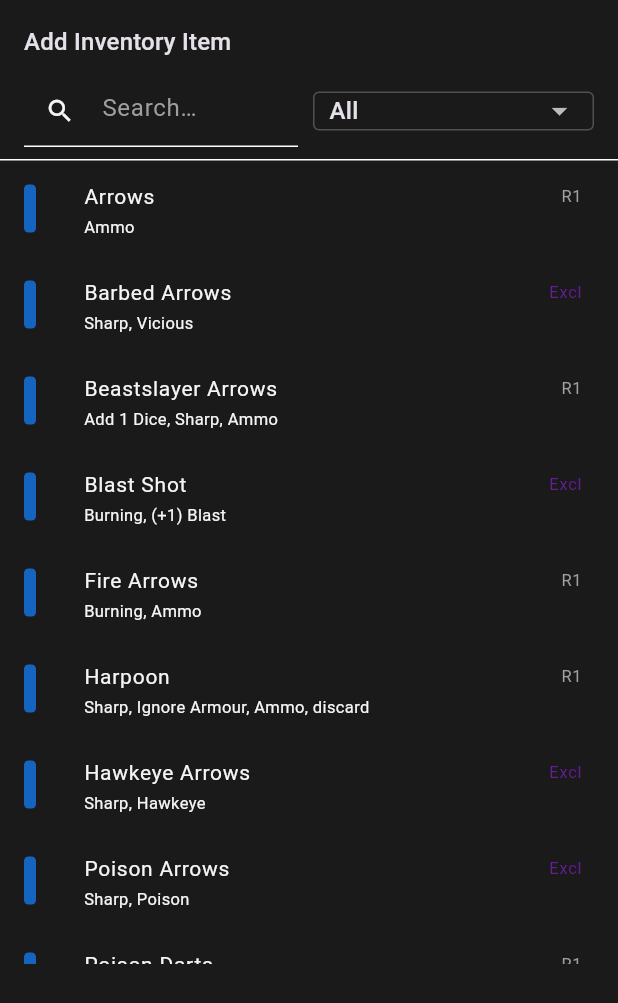
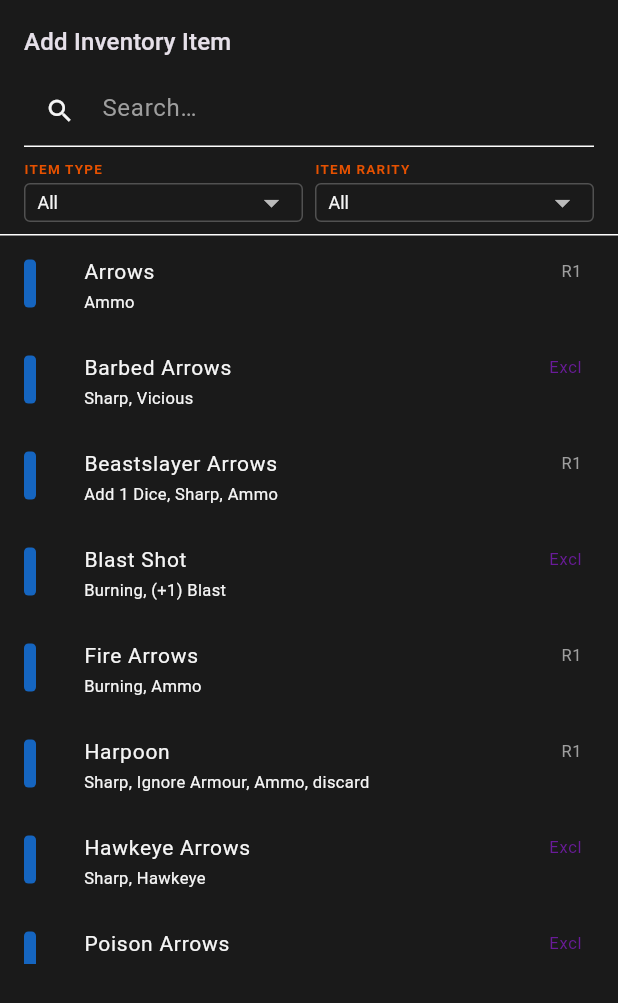
Before and after one commit to mtuxworth/maladum-party-tracker, a Flutter app: the _AddItemSheet widget shown alone on an empty page, opened directly with empty values, on a phone screen of 412 x 824 dp. Shown: the top 1003 px of the screen. Run offline on Flutter 3.47's test engine with Material 3 defaults, Android fonts, the phone set to English and light mode, and no system bars; our stand-ins replace flutter_riverpod, hive_flutter; missing offline and left inert: dart:html; accounts and stored records are empty.

Commit message:
Add Item Rarity filter and labelled filter columns to catalog views
- Search field on its own row; filter dropdowns on a row below it
- Each dropdown has a small amber heading (ITEM TYPE / ITEM RARITY)
- Dropdown text reduced to 12px (down from default 14px)
- New Item Rarity filter: Common / Uncommon / Rare / Exclusive
- Both filters are independent — Item Type + Item Rarity can both be
  active at the same time
- Applied to both the Add Item sheet and the Market Buy tab

Co-Authored-By: Claude Sonnet 4.6 <noreply@anthropic.com>

```diff
--- a/lib/views/add_item_sheet.dart
+++ b/lib/views/add_item_sheet.dart
@@ -31,6 +31,7 @@ class _AddItemSheetState extends State<_AddItemSheet> {
   final _searchController = TextEditingController();
   String _search = '';
   String? _selectedCategory;
+  Rarity? _selectedRarity;
   bool _showCustomForm = false;
 
   @override
@@ -43,6 +44,9 @@ class _AddItemSheetState extends State<_AddItemSheet> {
     final q = _search.toLowerCase();
     final items = kEquipmentCatalog.where((item) {
       if (_selectedCategory != null && item.category != _selectedCategory) {
+        return false;
+      }
+      if (_selectedRarity != null && item.rarity != _selectedRarity) {
         return false;
       }
       if (q.isNotEmpty &&
@@ -79,6 +83,7 @@ class _AddItemSheetState extends State<_AddItemSheet> {
                 searchController: _searchController,
                 search: _search,
                 selectedCategory: _selectedCategory,
+                selectedRarity: _selectedRarity,
                 filtered: _filtered,
                 onSearchChanged: (v) => setState(() => _search = v),
                 onSearchCleared: () {
@@ -87,6 +92,8 @@ class _AddItemSheetState extends State<_AddItemSheet> {
                 },
                 onCategoryChanged: (cat) =>
                     setState(() => _selectedCategory = cat),
+                onRarityChanged: (r) =>
+                    setState(() => _selectedRarity = r),
                 onShowCustom: () =>
                     setState(() => _showCustomForm = true),
               ),
@@ -102,10 +109,12 @@ class _CatalogView extends StatelessWidget {
   final TextEditingController searchController;
   final String search;
   final String? selectedCategory;
+  final Rarity? selectedRarity;
   final List<CatalogItem> filtered;
   final ValueChanged<String> onSearchChanged;
   final VoidCallback onSearchCleared;
   final ValueChanged<String?> onCategoryChanged;
+  final ValueChanged<Rarity?> onRarityChanged;
   final VoidCallback onShowCustom;
 
   const _CatalogView({
@@ -113,10 +122,12 @@ class _CatalogView extends StatelessWidget {
     required this.searchController,
     required this.search,
     required this.selectedCategory,
+    required this.selectedRarity,
     required this.filtered,
     required this.onSearchChanged,
     required this.onSearchCleared,
     required this.onCategoryChanged,
+    required this.onRarityChanged,
     required this.onShowCustom,
   });
 
@@ -132,11 +143,9 @@ class _CatalogView extends StatelessWidget {
             style: Theme.of(context).textTheme.titleMedium,
           ),
         ),
+        // Search
         Padding(
           padding: const EdgeInsets.symmetric(horizontal: 16),
-          child: Row(
-            children: [
-              Expanded(
           child: TextField(
             controller: searchController,
             decoration: InputDecoration(
@@ -149,16 +158,35 @@ class _CatalogView extends StatelessWidget {
                     )
                   : null,
               isDense: true,
-                    contentPadding:
-                        const EdgeInsets.symmetric(vertical: 10),
+              contentPadding: const EdgeInsets.symmetric(vertical: 10),
             ),
             onChanged: onSearchChanged,
           ),
         ),
-              const SizedBox(width: 10),
-              _CategoryDropdown(
+        const SizedBox(height: 8),
+        // Filters
+        Padding(
+          padding: const EdgeInsets.symmetric(horizontal: 16),
+          child: Row(
+            children: [
+              Expanded(
+                child: _FilterColumn(
+                  label: 'Item Type',
+                  child: _CategoryDropdown(
                     value: selectedCategory,
                     onChanged: onCategoryChanged,
+                  ),
+                ),
+              ),
+              const SizedBox(width: 8),
+              Expanded(
+                child: _FilterColumn(
+                  label: 'Item Rarity',
+                  child: _RarityDropdown(
+                    value: selectedRarity,
+                    onChanged: onRarityChanged,
+                  ),
+                ),
               ),
             ],
           ),
@@ -585,7 +613,34 @@ String _generateId() {
       .join();
 }
 
-// ─── Category dropdown ────────────────────────────────────────────────────────
+// ─── Filter widgets ───────────────────────────────────────────────────────────
+
+// Wraps a dropdown with a small heading label above it.
+class _FilterColumn extends StatelessWidget {
+  final String label;
+  final Widget child;
+  const _FilterColumn({required this.label, required this.child});
+
+  @override
+  Widget build(BuildContext context) {
+    return Column(
+      crossAxisAlignment: CrossAxisAlignment.start,
+      children: [
+        Text(
+          label.toUpperCase(),
+          style: const TextStyle(
+            fontSize: 9,
+            fontWeight: FontWeight.bold,
+            color: Color(0xFFE65100),
+            letterSpacing: 0.8,
+          ),
+        ),
+        const SizedBox(height: 3),
+        child,
+      ],
+    );
+  }
+}
 
 class _CategoryDropdown extends StatelessWidget {
   final String? value;
@@ -596,7 +651,7 @@ class _CategoryDropdown extends StatelessWidget {
   @override
   Widget build(BuildContext context) {
     return Container(
-      padding: const EdgeInsets.symmetric(horizontal: 10),
+      padding: const EdgeInsets.symmetric(horizontal: 8),
       decoration: BoxDecoration(
         border: Border.all(color: Colors.white24),
         borderRadius: BorderRadius.circular(4),
@@ -604,10 +659,13 @@ class _CategoryDropdown extends StatelessWidget {
       child: DropdownButton<String?>(
         value: value,
         isDense: true,
+        isExpanded: true,
         underline: const SizedBox(),
-        hint: const Text('Category', style: TextStyle(fontSize: 14)),
+        hint: const Text('All', style: TextStyle(fontSize: 12)),
+        style: const TextStyle(fontSize: 12, color: Color(0xFFF5F5F5)),
         items: [
-          const DropdownMenuItem(value: null, child: Text('All')),
+          const DropdownMenuItem(
+              value: null, child: Text('All')),
           ...kEquipmentCategories.map(
             (cat) => DropdownMenuItem(value: cat, child: Text(cat)),
           ),
@@ -617,3 +675,46 @@ class _CategoryDropdown extends StatelessWidget {
     );
   }
 }
+
+class _RarityDropdown extends StatelessWidget {
+  final Rarity? value;
+  final ValueChanged<Rarity?> onChanged;
+
+  const _RarityDropdown({required this.value, required this.onChanged});
+
+  static const _labels = {
+    Rarity.common: 'Common',
+    Rarity.uncommon: 'Uncommon',
+    Rarity.rare: 'Rare',
+    Rarity.exclusive: 'Exclusive',
+  };
+
+  @override
+  Widget build(BuildContext context) {
+    return Container(
+      padding: const EdgeInsets.symmetric(horizontal: 8),
+      decoration: BoxDecoration(
+        border: Border.all(color: Colors.white24),
+        borderRadius: BorderRadius.circular(4),
+      ),
+      child: DropdownButton<Rarity?>(
+        value: value,
+        isDense: true,
+        isExpanded: true,
+        underline: const SizedBox(),
+        hint: const Text('All', style: TextStyle(fontSize: 12)),
+        style: const TextStyle(fontSize: 12, color: Color(0xFFF5F5F5)),
+        items: [
+          const DropdownMenuItem(value: null, child: Text('All')),
+          ...Rarity.values.map(
+            (r) => DropdownMenuItem(
+              value: r,
+              child: Text(_labels[r]!),
+            ),
+          ),
+        ],
+        onChanged: onChanged,
+      ),
+    );
+  }
+}
--- a/lib/views/market_view.dart
+++ b/lib/views/market_view.dart
@@ -1,6 +1,7 @@
 import 'package:flutter/material.dart';
 import 'package:flutter_riverpod/flutter_riverpod.dart';
 
+import '../models/enums.dart';
 import '../models/equipment_data.dart';
 import '../models/equipment_item.dart';
 import '../models/party_state.dart';
@@ -114,6 +115,7 @@ class _MarketDialogState extends ConsumerState<_MarketDialog>
   final _searchController = TextEditingController();
   String _search = '';
   String? _selectedCategory;
+  Rarity? _selectedRarity;
 
   @override
   void initState() {
@@ -132,6 +134,9 @@ class _MarketDialogState extends ConsumerState<_MarketDialog>
     final q = _search.toLowerCase();
     return kEquipmentCatalog.where((item) {
       if (_selectedCategory != null && item.category != _selectedCategory) {
+        return false;
+      }
+      if (_selectedRarity != null && item.rarity != _selectedRarity) {
         return false;
       }
       if (q.isNotEmpty &&
@@ -202,6 +207,7 @@ class _MarketDialogState extends ConsumerState<_MarketDialog>
                     searchController: _searchController,
                     search: _search,
                     selectedCategory: _selectedCategory,
+                    selectedRarity: _selectedRarity,
                     filtered: _filtered,
                     onSearchChanged: (v) => setState(() => _search = v),
                     onSearchCleared: () {
@@ -210,6 +216,8 @@ class _MarketDialogState extends ConsumerState<_MarketDialog>
                     },
                     onCategoryChanged: (cat) =>
                         setState(() => _selectedCategory = cat),
+                    onRarityChanged: (r) =>
+                        setState(() => _selectedRarity = r),
                     onBuyTap: _handleBuyTap,
                   ),
                   _SellTab(
@@ -394,10 +402,12 @@ class _BuyTab extends StatelessWidget {
   final TextEditingController searchController;
   final String search;
   final String? selectedCategory;
+  final Rarity? selectedRarity;
   final List<CatalogItem> filtered;
   final ValueChanged<String> onSearchChanged;
   final VoidCallback onSearchCleared;
   final ValueChanged<String?> onCategoryChanged;
+  final ValueChanged<Rarity?> onRarityChanged;
   final ValueChanged<CatalogItem> onBuyTap;
 
   const _BuyTab({
@@ -405,10 +415,12 @@ class _BuyTab extends StatelessWidget {
     required this.searchController,
     required this.search,
     required this.selectedCategory,
+    required this.selectedRarity,
     required this.filtered,
     required this.onSearchChanged,
     required this.onSearchCleared,
     required this.onCategoryChanged,
+    required this.onRarityChanged,
     required this.onBuyTap,
   });
 
@@ -418,10 +430,7 @@ class _BuyTab extends StatelessWidget {
       crossAxisAlignment: CrossAxisAlignment.stretch,
       children: [
         Padding(
-          padding: const EdgeInsets.fromLTRB(16, 10, 16, 8),
-          child: Row(
-            children: [
-              Expanded(
+          padding: const EdgeInsets.fromLTRB(16, 10, 16, 6),
           child: TextField(
             controller: searchController,
             decoration: InputDecoration(
@@ -434,16 +443,33 @@ class _BuyTab extends StatelessWidget {
                     )
                   : null,
               isDense: true,
-                    contentPadding:
-                        const EdgeInsets.symmetric(vertical: 10),
+              contentPadding: const EdgeInsets.symmetric(vertical: 10),
             ),
             onChanged: onSearchChanged,
           ),
         ),
-              const SizedBox(width: 10),
-              _CategoryDropdown(
+        Padding(
+          padding: const EdgeInsets.fromLTRB(16, 0, 16, 8),
+          child: Row(
+            children: [
+              Expanded(
+                child: _FilterColumn(
+                  label: 'Item Type',
+                  child: _CategoryDropdown(
                     value: selectedCategory,
                     onChanged: onCategoryChanged,
+                  ),
+                ),
+              ),
+              const SizedBox(width: 8),
+              Expanded(
+                child: _FilterColumn(
+                  label: 'Item Rarity',
+                  child: _RarityDropdown(
+                    value: selectedRarity,
+                    onChanged: onRarityChanged,
+                  ),
+                ),
               ),
             ],
           ),
@@ -763,6 +789,32 @@ class _SellEntryTile extends StatelessWidget {
 
 // ── Shared sub-widgets ────────────────────────────────────────────────────────
 
+class _FilterColumn extends StatelessWidget {
+  final String label;
+  final Widget child;
+  const _FilterColumn({required this.label, required this.child});
+
+  @override
+  Widget build(BuildContext context) {
+    return Column(
+      crossAxisAlignment: CrossAxisAlignment.start,
+      children: [
+        Text(
+          label.toUpperCase(),
+          style: const TextStyle(
+            fontSize: 9,
+            fontWeight: FontWeight.bold,
+            color: Color(0xFFE65100),
+            letterSpacing: 0.8,
+          ),
+        ),
+        const SizedBox(height: 3),
+        child,
+      ],
+    );
+  }
+}
+
 class _CategoryDropdown extends StatelessWidget {
   final String? value;
   final ValueChanged<String?> onChanged;
@@ -772,7 +824,7 @@ class _CategoryDropdown extends StatelessWidget {
   @override
   Widget build(BuildContext context) {
     return Container(
-      padding: const EdgeInsets.symmetric(horizontal: 10),
+      padding: const EdgeInsets.symmetric(horizontal: 8),
       decoration: BoxDecoration(
         border: Border.all(color: Colors.white24),
         borderRadius: BorderRadius.circular(4),
@@ -780,12 +832,54 @@ class _CategoryDropdown extends StatelessWidget {
       child: DropdownButton<String?>(
         value: value,
         isDense: true,
+        isExpanded: true,
         underline: const SizedBox(),
-        hint: const Text('Category', style: TextStyle(fontSize: 14)),
+        hint: const Text('All', style: TextStyle(fontSize: 12)),
+        style: const TextStyle(fontSize: 12, color: Color(0xFFF5F5F5)),
         items: [
           const DropdownMenuItem(value: null, child: Text('All')),
           ...kEquipmentCategories.map(
             (cat) => DropdownMenuItem(value: cat, child: Text(cat)),
+          ),
+        ],
+        onChanged: onChanged,
+      ),
+    );
+  }
+}
+
+class _RarityDropdown extends StatelessWidget {
+  final Rarity? value;
+  final ValueChanged<Rarity?> onChanged;
+
+  const _RarityDropdown({required this.value, required this.onChanged});
+
+  static const _labels = {
+    Rarity.common: 'Common',
+    Rarity.uncommon: 'Uncommon',
+    Rarity.rare: 'Rare',
+    Rarity.exclusive: 'Exclusive',
+  };
+
+  @override
+  Widget build(BuildContext context) {
+    return Container(
+      padding: const EdgeInsets.symmetric(horizontal: 8),
+      decoration: BoxDecoration(
+        border: Border.all(color: Colors.white24),
+        borderRadius: BorderRadius.circular(4),
+      ),
+      child: DropdownButton<Rarity?>(
+        value: value,
+        isDense: true,
+        isExpanded: true,
+        underline: const SizedBox(),
+        hint: const Text('All', style: TextStyle(fontSize: 12)),
+        style: const TextStyle(fontSize: 12, color: Color(0xFFF5F5F5)),
+        items: [
+          const DropdownMenuItem(value: null, child: Text('All')),
+          ...Rarity.values.map(
+            (r) => DropdownMenuItem(value: r, child: Text(_labels[r]!)),
           ),
         ],
         onChanged: onChanged,
```
Lines whose indentation alone changed are shown as unchanged.
